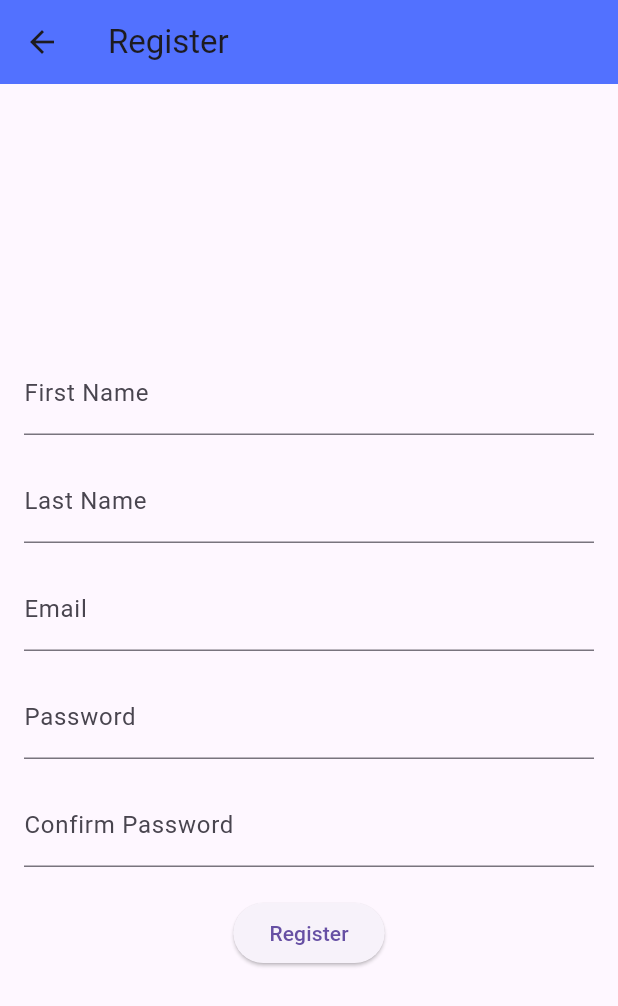
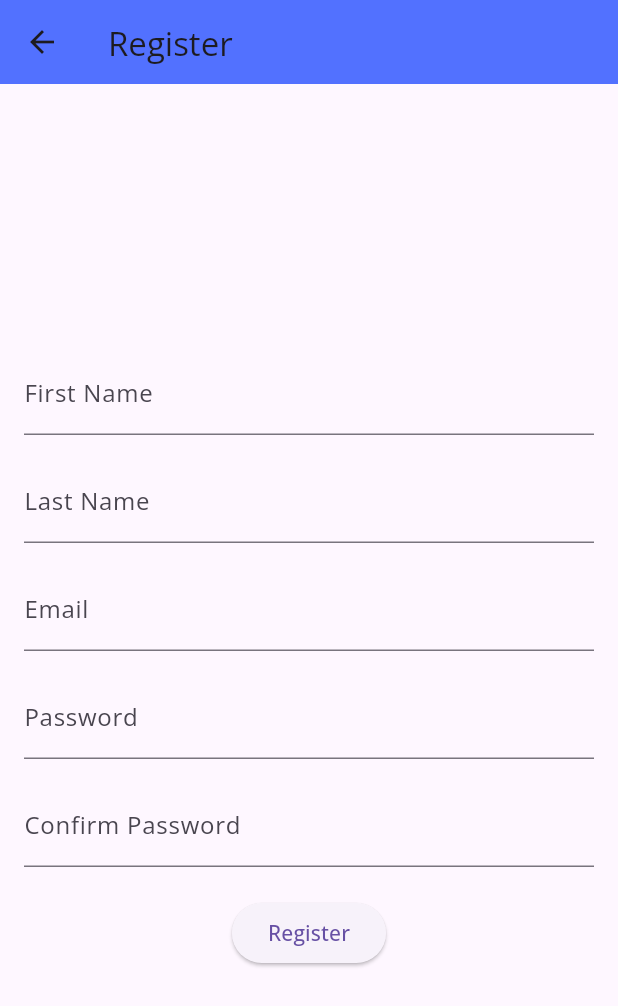
Before and after one commit to fshah21/todogoals, a Flutter app: the screen it shows after launch, after a tap on "SIGN UP", on a phone screen of 412 x 824 dp. Shown: the top 1006 px of the screen. Run offline on Flutter 3.47's test engine with Material 3 defaults, Android fonts, the phone set to English and light mode, and no system bars; our stand-ins replace cloud_firestore, firebase_auth, firebase_core, google_fonts, image_picker, shared_preferences and 1 more; missing offline and left inert: flutter_webview_plugin; accounts and stored records are empty; network calls fail.

Commit message:
font open sans

```diff
--- a/lib/main.dart
+++ b/lib/main.dart
@@ -6,6 +6,7 @@ import 'firebase_options.dart';
 import 'package:firebase_core/firebase_core.dart';
 import 'package:shared_preferences/shared_preferences.dart';
 import 'chatScreen.dart';
+import 'package:google_fonts/google_fonts.dart';
 
 void main() async {
   WidgetsFlutterBinding.ensureInitialized();
@@ -21,6 +22,9 @@ class MyApp extends StatelessWidget {
   Widget build(BuildContext context) {
     return MaterialApp(
       debugShowCheckedModeBanner: false,
+      theme: ThemeData(
+        textTheme: GoogleFonts.openSansTextTheme(), // Apply Open Sans globally
+      ),
       home: SplashScreen(),
     );
   }
```
Also changed, not shown: lib/chatScreen.dart (+11 -3 lines).
